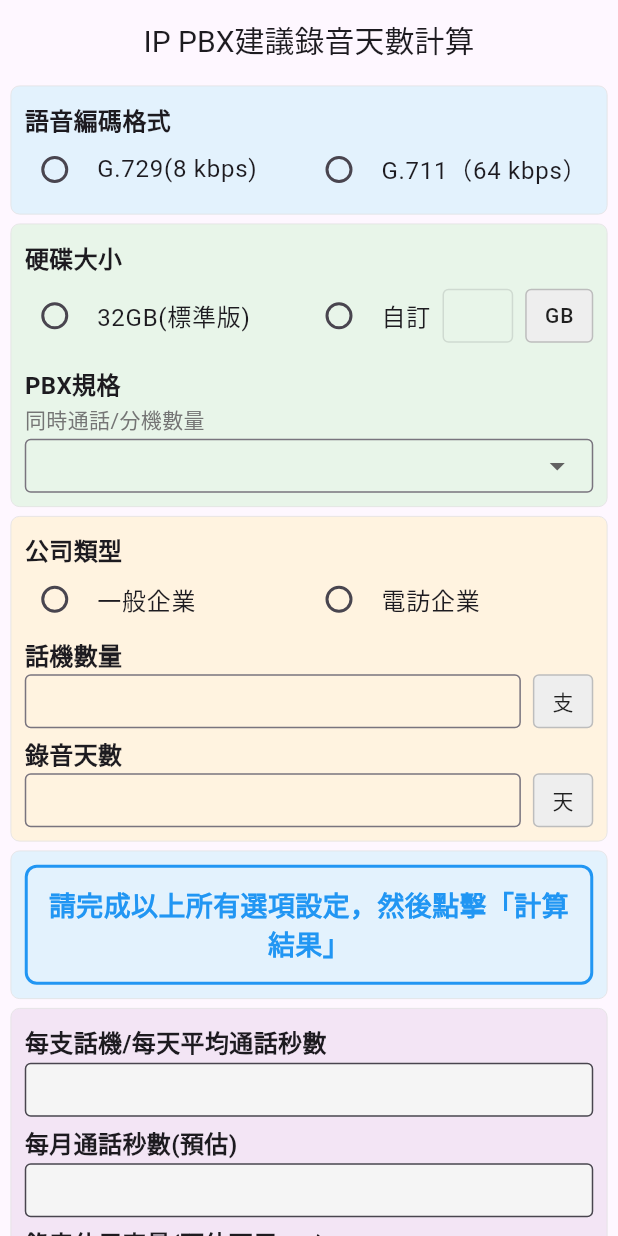
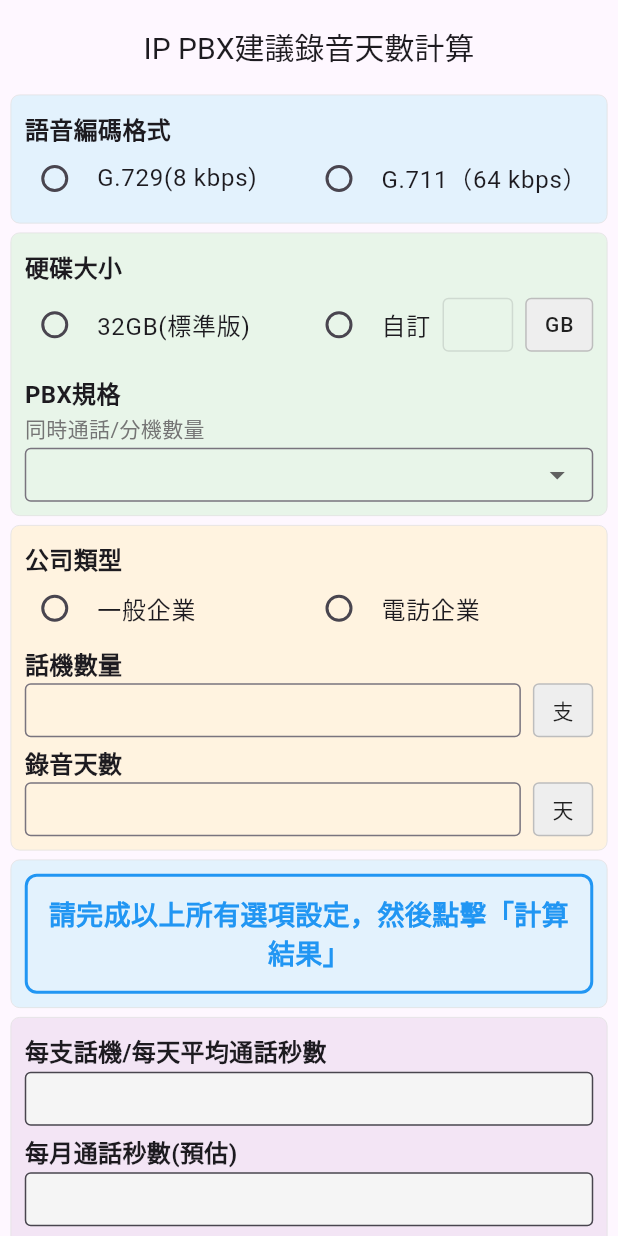
Before and after one commit to yyuchen-workspace/capacity-calculator, a Flutter app: the screen it shows after launch, on a phone screen of 412 x 824 dp. Run offline on Flutter 3.47's test engine with Material 3 defaults, Android fonts, the phone set to English and light mode, and no system bars.

Commit message:
Further adjust title position downward
- Increase title top padding: desktop 16px, mobile 8px (from 8px/4px)
- Increase AppBar height: desktop 64px, mobile 56px to accommodate larger padding
- Title now positioned lower within the AppBar for better visual separation

🤖 Generated with [Claude Code](https://claude.ai/code)

Co-Authored-By: Claude <noreply@anthropic.com>

```diff
--- a/lib/main.dart
+++ b/lib/main.dart
@@ -948,11 +948,11 @@ ${actualUsableCapacity}G-1GB(系統區)-$pbxDataArea='${actualRecordingCapacity}
     return Scaffold(
       appBar: AppBar(
         title: Padding(
-          padding: EdgeInsets.only(top: isDesktop ? 8 : 4),
+          padding: EdgeInsets.only(top: isDesktop ? 16 : 8),
           child: Text('IP PBX建議錄音天數計算', style: TextStyle(fontSize: isDesktop ? 24 : 20)),
         ),
         centerTitle: true,
-        toolbarHeight: isDesktop ? 56 : 50,
+        toolbarHeight: isDesktop ? 64 : 56,
       ),
       body: Center(
         child: SingleChildScrollView(
```
